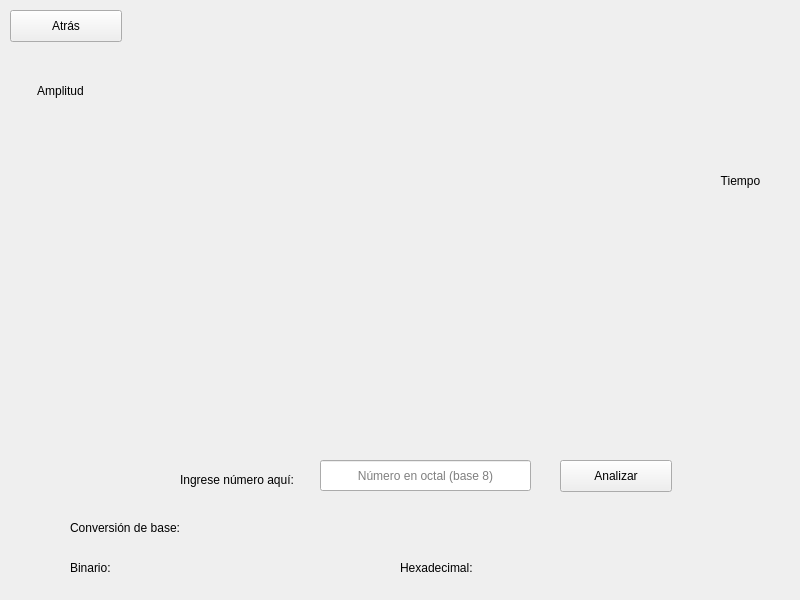
This is ui/converterwindow.ui in AlejandroIbarraC/ConverterNZRI as Qt 5 draws it before an edit. The edited form follows.
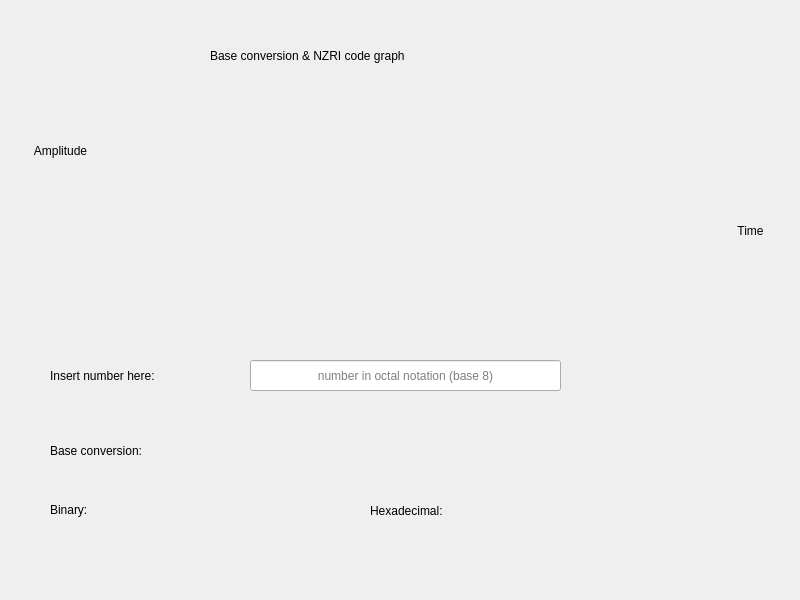
This is the edited form. Icons and pictures are not drawn.

Patch:
```diff
--- a/ui/converterwindow.ui
+++ b/ui/converterwindow.ui
@@ -14,153 +14,43 @@
    <bool>true</bool>
   </property>
   <property name="windowTitle">
-   <string>Conversor &amp; NZRI</string>
+   <string>Converter/NZRI</string>
+  </property>
+  <property name="styleSheet">
+   <string notr="true"/>
   </property>
   <widget class="QWidget" name="centralwidget">
    <widget class="QPushButton" name="backButton">
     <property name="geometry">
      <rect>
-      <x>10</x>
+      <x>30</x>
       <y>10</y>
-      <width>112</width>
-      <height>32</height>
-     </rect>
-    </property>
-    <property name="text">
-     <string>Atrás</string>
-    </property>
-   </widget>
-   <widget class="QLineEdit" name="numEntry">
-    <property name="geometry">
-     <rect>
-      <x>320</x>
-      <y>460</y>
-      <width>211</width>
-      <height>31</height>
-     </rect>
-    </property>
-    <property name="alignment">
-     <set>Qt::AlignCenter</set>
-    </property>
-    <property name="placeholderText">
-     <string>Número en octal (base 8)</string>
-    </property>
-   </widget>
-   <widget class="QPushButton" name="analyzeButton">
-    <property name="geometry">
-     <rect>
-      <x>560</x>
-      <y>460</y>
-      <width>112</width>
-      <height>32</height>
-     </rect>
-    </property>
-    <property name="text">
-     <string>Analizar</string>
-    </property>
-   </widget>
-   <widget class="QLabel" name="numberEntryLabel">
-    <property name="geometry">
-     <rect>
-      <x>180</x>
-      <y>470</y>
-      <width>131</width>
-      <height>20</height>
-     </rect>
-    </property>
-    <property name="text">
-     <string>Ingrese número aquí:</string>
-    </property>
-   </widget>
-   <widget class="QLabel" name="binaryConversionLabel">
-    <property name="geometry">
-     <rect>
-      <x>70</x>
-      <y>560</y>
-      <width>51</width>
-      <height>16</height>
-     </rect>
-    </property>
-    <property name="text">
-     <string>Binario:</string>
-    </property>
-   </widget>
-   <widget class="QLabel" name="binaryConversionResultLabel">
-    <property name="geometry">
-     <rect>
-      <x>130</x>
-      <y>560</y>
-      <width>191</width>
-      <height>16</height>
-     </rect>
-    </property>
-    <property name="text">
-     <string/>
-    </property>
-   </widget>
-   <widget class="QLabel" name="hexConversionLabel">
-    <property name="geometry">
-     <rect>
-      <x>400</x>
-      <y>560</y>
       <width>91</width>
-      <height>16</height>
-     </rect>
-    </property>
-    <property name="text">
-     <string>Hexadecimal: </string>
-    </property>
-   </widget>
-   <widget class="QLabel" name="hexConversionResultLabel">
-    <property name="geometry">
-     <rect>
-      <x>500</x>
-      <y>560</y>
-      <width>181</width>
-      <height>16</height>
-     </rect>
-    </property>
-    <property name="text">
-     <string/>
-    </property>
-   </widget>
-   <widget class="QLabel" name="baseConversionLabel">
-    <property name="geometry">
-     <rect>
-      <x>70</x>
-      <y>520</y>
-      <width>131</width>
-      <height>16</height>
-     </rect>
-    </property>
-    <property name="text">
-     <string>Conversión de base:</string>
-    </property>
-   </widget>
-   <widget class="QLabel" name="errorLabel">
-    <property name="geometry">
-     <rect>
-      <x>290</x>
-      <y>420</y>
-      <width>271</width>
-      <height>16</height>
+      <height>71</height>
      </rect>
     </property>
     <property name="styleSheet">
-     <string notr="true">color: rgb(255, 0, 0)</string>
+     <string notr="true">border: 0</string>
     </property>
     <property name="text">
      <string/>
     </property>
-    <property name="alignment">
-     <set>Qt::AlignCenter</set>
+    <property name="icon">
+     <iconset resource="assets/resources.qrc">
+      <normaloff>:/main/backButton.png</normaloff>:/main/backButton.png</iconset>
+    </property>
+    <property name="iconSize">
+     <size>
+      <width>100</width>
+      <height>100</height>
+     </size>
     </property>
    </widget>
    <widget class="QLabel" name="bit12">
     <property name="geometry">
      <rect>
       <x>670</x>
-      <y>60</y>
+      <y>150</y>
       <width>16</width>
       <height>17</height>
      </rect>
@@ -173,7 +63,7 @@
     <property name="geometry">
      <rect>
       <x>320</x>
-      <y>60</y>
+      <y>150</y>
       <width>16</width>
       <height>17</height>
      </rect>
@@ -186,7 +76,7 @@
     <property name="geometry">
      <rect>
       <x>470</x>
-      <y>60</y>
+      <y>150</y>
       <width>16</width>
       <height>17</height>
      </rect>
@@ -199,7 +89,7 @@
     <property name="geometry">
      <rect>
       <x>120</x>
-      <y>60</y>
+      <y>150</y>
       <width>16</width>
       <height>17</height>
      </rect>
@@ -212,7 +102,7 @@
     <property name="geometry">
      <rect>
       <x>620</x>
-      <y>60</y>
+      <y>150</y>
       <width>16</width>
       <height>17</height>
      </rect>
@@ -225,7 +115,7 @@
     <property name="geometry">
      <rect>
       <x>220</x>
-      <y>60</y>
+      <y>150</y>
       <width>16</width>
       <height>17</height>
      </rect>
@@ -238,7 +128,7 @@
     <property name="geometry">
      <rect>
       <x>170</x>
-      <y>60</y>
+      <y>150</y>
       <width>16</width>
       <height>17</height>
      </rect>
@@ -251,7 +141,7 @@
     <property name="geometry">
      <rect>
       <x>570</x>
-      <y>60</y>
+      <y>150</y>
       <width>16</width>
       <height>17</height>
      </rect>
@@ -264,7 +154,7 @@
     <property name="geometry">
      <rect>
       <x>370</x>
-      <y>60</y>
+      <y>150</y>
       <width>16</width>
       <height>17</height>
      </rect>
@@ -277,7 +167,7 @@
     <property name="geometry">
      <rect>
       <x>420</x>
-      <y>60</y>
+      <y>150</y>
       <width>16</width>
       <height>17</height>
      </rect>
@@ -290,7 +180,7 @@
     <property name="geometry">
      <rect>
       <x>270</x>
-      <y>60</y>
+      <y>150</y>
       <width>16</width>
       <height>17</height>
      </rect>
@@ -303,7 +193,7 @@
     <property name="geometry">
      <rect>
       <x>520</x>
-      <y>60</y>
+      <y>150</y>
       <width>16</width>
       <height>17</height>
      </rect>
@@ -315,14 +205,17 @@
    <widget class="QLabel" name="label">
     <property name="geometry">
      <rect>
-      <x>20</x>
-      <y>80</y>
-      <width>81</width>
+      <x>10</x>
+      <y>140</y>
+      <width>101</width>
       <height>21</height>
      </rect>
     </property>
+    <property name="styleSheet">
+     <string notr="true">font: 57 15pt &quot;Avenir&quot;;</string>
+    </property>
     <property name="text">
-     <string>Amplitud</string>
+     <string>Amplitude</string>
     </property>
     <property name="alignment">
      <set>Qt::AlignCenter</set>
@@ -331,19 +224,241 @@
    <widget class="QLabel" name="label_2">
     <property name="geometry">
      <rect>
-      <x>700</x>
-      <y>170</y>
+      <x>710</x>
+      <y>220</y>
       <width>81</width>
       <height>21</height>
      </rect>
     </property>
+    <property name="styleSheet">
+     <string notr="true">font: 57 15pt &quot;Avenir&quot;;</string>
+    </property>
     <property name="text">
-     <string>Tiempo</string>
+     <string>Time</string>
     </property>
     <property name="alignment">
      <set>Qt::AlignCenter</set>
     </property>
    </widget>
+   <widget class="QWidget" name="bg1" native="true">
+    <property name="geometry">
+     <rect>
+      <x>0</x>
+      <y>0</y>
+      <width>801</width>
+      <height>121</height>
+     </rect>
+    </property>
+    <property name="styleSheet">
+     <string notr="true">background-color: &quot;#EAF0F8&quot;</string>
+    </property>
+    <widget class="QLabel" name="titleLabel">
+     <property name="geometry">
+      <rect>
+       <x>210</x>
+       <y>40</y>
+       <width>441</width>
+       <height>31</height>
+      </rect>
+     </property>
+     <property name="styleSheet">
+      <string notr="true">font: 57 26pt &quot;Avenir&quot;;</string>
+     </property>
+     <property name="text">
+      <string>Base conversion &amp; NZRI code graph</string>
+     </property>
+    </widget>
+   </widget>
+   <widget class="QWidget" name="bg2" native="true">
+    <property name="geometry">
+     <rect>
+      <x>0</x>
+      <y>310</y>
+      <width>801</width>
+      <height>291</height>
+     </rect>
+    </property>
+    <property name="styleSheet">
+     <string notr="true">background-color: &quot;#EAF0F8&quot;</string>
+    </property>
+    <widget class="QLabel" name="numberEntryLabel">
+     <property name="geometry">
+      <rect>
+       <x>50</x>
+       <y>55</y>
+       <width>181</width>
+       <height>21</height>
+      </rect>
+     </property>
+     <property name="styleSheet">
+      <string notr="true">font: 57 20pt &quot;Avenir&quot;;</string>
+     </property>
+     <property name="text">
+      <string>Insert number here:</string>
+     </property>
+    </widget>
+    <widget class="QLineEdit" name="numEntry">
+     <property name="geometry">
+      <rect>
+       <x>250</x>
+       <y>50</y>
+       <width>311</width>
+       <height>31</height>
+      </rect>
+     </property>
+     <property name="styleSheet">
+      <string notr="true">font: 57 15pt &quot;Avenir&quot;;</string>
+     </property>
+     <property name="alignment">
+      <set>Qt::AlignCenter</set>
+     </property>
+     <property name="placeholderText">
+      <string>number in octal notation (base 8)</string>
+     </property>
+    </widget>
+    <widget class="QPushButton" name="analyzeButton">
+     <property name="geometry">
+      <rect>
+       <x>600</x>
+       <y>30</y>
+       <width>161</width>
+       <height>71</height>
+      </rect>
+     </property>
+     <property name="styleSheet">
+      <string notr="true">border:0</string>
+     </property>
+     <property name="text">
+      <string/>
+     </property>
+     <property name="icon">
+      <iconset resource="assets/resources.qrc">
+       <normaloff>:/main/analyzeButton.png</normaloff>:/main/analyzeButton.png</iconset>
+     </property>
+     <property name="iconSize">
+      <size>
+       <width>160</width>
+       <height>160</height>
+      </size>
+     </property>
+    </widget>
+    <widget class="QLabel" name="baseConversionLabel">
+     <property name="geometry">
+      <rect>
+       <x>50</x>
+       <y>125</y>
+       <width>161</width>
+       <height>31</height>
+      </rect>
+     </property>
+     <property name="styleSheet">
+      <string notr="true">font: 57 italic 20pt &quot;Avenir&quot;;</string>
+     </property>
+     <property name="text">
+      <string>Base conversion:</string>
+     </property>
+    </widget>
+    <widget class="QLabel" name="binaryConversionLabel">
+     <property name="geometry">
+      <rect>
+       <x>50</x>
+       <y>190</y>
+       <width>71</width>
+       <height>20</height>
+      </rect>
+     </property>
+     <property name="styleSheet">
+      <string notr="true">font: 57 20pt &quot;Avenir&quot;;</string>
+     </property>
+     <property name="text">
+      <string>Binary:</string>
+     </property>
+    </widget>
+    <widget class="QLabel" name="hexConversionLabel">
+     <property name="geometry">
+      <rect>
+       <x>370</x>
+       <y>190</y>
+       <width>131</width>
+       <height>21</height>
+      </rect>
+     </property>
+     <property name="styleSheet">
+      <string notr="true">font: 57 20pt &quot;Avenir&quot;;</string>
+     </property>
+     <property name="text">
+      <string>Hexadecimal:</string>
+     </property>
+    </widget>
+    <widget class="QLabel" name="binaryConversionResultLabel">
+     <property name="geometry">
+      <rect>
+       <x>140</x>
+       <y>190</y>
+       <width>191</width>
+       <height>16</height>
+      </rect>
+     </property>
+     <property name="styleSheet">
+      <string notr="true">font: 57 20pt &quot;Avenir&quot;;</string>
+     </property>
+     <property name="text">
+      <string/>
+     </property>
+    </widget>
+    <widget class="QLabel" name="hexConversionResultLabel">
+     <property name="geometry">
+      <rect>
+       <x>530</x>
+       <y>190</y>
+       <width>181</width>
+       <height>16</height>
+      </rect>
+     </property>
+     <property name="styleSheet">
+      <string notr="true">font: 57 20pt &quot;Avenir&quot;;</string>
+     </property>
+     <property name="text">
+      <string/>
+     </property>
+    </widget>
+    <widget class="QLabel" name="errorLabel">
+     <property name="geometry">
+      <rect>
+       <x>270</x>
+       <y>90</y>
+       <width>271</width>
+       <height>16</height>
+      </rect>
+     </property>
+     <property name="styleSheet">
+      <string notr="true">color: rgb(255, 0, 0); font: 57 14pt &quot;Avenir&quot;;</string>
+     </property>
+     <property name="text">
+      <string/>
+     </property>
+     <property name="alignment">
+      <set>Qt::AlignCenter</set>
+     </property>
+    </widget>
+   </widget>
+   <zorder>bg2</zorder>
+   <zorder>bg1</zorder>
+   <zorder>backButton</zorder>
+   <zorder>bit12</zorder>
+   <zorder>bit5</zorder>
+   <zorder>bit8</zorder>
+   <zorder>bit1</zorder>
+   <zorder>bit11</zorder>
+   <zorder>bit3</zorder>
+   <zorder>bit2</zorder>
+   <zorder>bit10</zorder>
+   <zorder>bit6</zorder>
+   <zorder>bit7</zorder>
+   <zorder>bit4</zorder>
+   <zorder>bit9</zorder>
+   <zorder>amplitudeLabel</zorder>
+   <zorder>timeLabel</zorder>
   </widget>
  </widget>
  <resources/>
```
Left out of the diff: 8 changed lines with no effect on the pictures.
